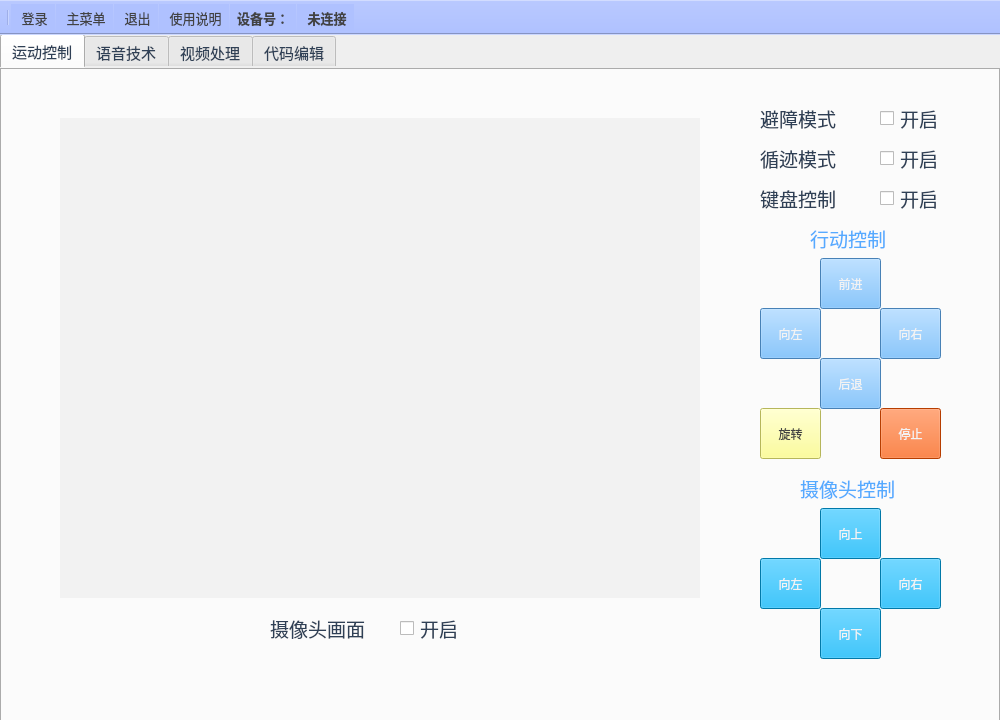
The window that ui/tankWindow.ui (Asan96/Car) describes before a commit, drawn with Qt 5.
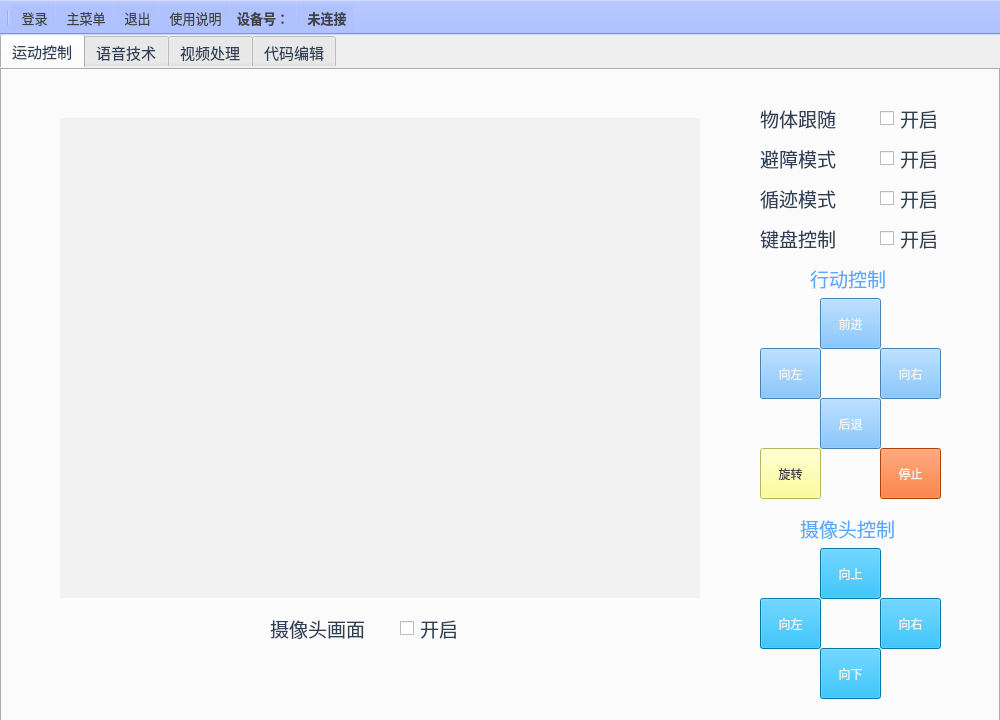
The same window after the commit. The open tabs and pages were chosen to show the change.

Commit message: 物体跟随功能添加

What changed in the file:
```diff
--- a/ui/tankWindow.ui
+++ b/ui/tankWindow.ui
@@ -102,7 +102,7 @@
       <property name="geometry">
        <rect>
         <x>880</x>
-        <y>40</y>
+        <y>80</y>
         <width>81</width>
         <height>21</height>
        </rect>
@@ -121,7 +121,7 @@
       <property name="geometry">
        <rect>
         <x>760</x>
-        <y>70</y>
+        <y>110</y>
         <width>91</width>
         <height>41</height>
        </rect>
@@ -140,7 +140,7 @@
       <property name="geometry">
        <rect>
         <x>820</x>
-        <y>290</y>
+        <y>330</y>
         <width>61</width>
         <height>51</height>
        </rect>
@@ -156,7 +156,7 @@
       <property name="geometry">
        <rect>
         <x>880</x>
-        <y>120</y>
+        <y>160</y>
         <width>81</width>
         <height>21</height>
        </rect>
@@ -175,7 +175,7 @@
       <property name="geometry">
        <rect>
         <x>880</x>
-        <y>80</y>
+        <y>120</y>
         <width>81</width>
         <height>21</height>
        </rect>
@@ -194,7 +194,7 @@
       <property name="geometry">
        <rect>
         <x>760</x>
-        <y>340</y>
+        <y>380</y>
         <width>61</width>
         <height>51</height>
        </rect>
@@ -210,7 +210,7 @@
       <property name="geometry">
        <rect>
         <x>760</x>
-        <y>240</y>
+        <y>280</y>
         <width>61</width>
         <height>51</height>
        </rect>
@@ -226,7 +226,7 @@
       <property name="geometry">
        <rect>
         <x>810</x>
-        <y>150</y>
+        <y>190</y>
         <width>91</width>
         <height>41</height>
        </rect>
@@ -248,7 +248,7 @@
       <property name="geometry">
        <rect>
         <x>880</x>
-        <y>490</y>
+        <y>530</y>
         <width>61</width>
         <height>51</height>
        </rect>
@@ -264,7 +264,7 @@
       <property name="geometry">
        <rect>
         <x>820</x>
-        <y>190</y>
+        <y>230</y>
         <width>61</width>
         <height>51</height>
        </rect>
@@ -283,7 +283,7 @@
       <property name="geometry">
        <rect>
         <x>820</x>
-        <y>440</y>
+        <y>480</y>
         <width>61</width>
         <height>51</height>
        </rect>
@@ -299,7 +299,7 @@
       <property name="geometry">
        <rect>
         <x>760</x>
-        <y>30</y>
+        <y>70</y>
         <width>91</width>
         <height>41</height>
        </rect>
@@ -318,7 +318,7 @@
       <property name="geometry">
        <rect>
         <x>880</x>
-        <y>340</y>
+        <y>380</y>
         <width>61</width>
         <height>51</height>
        </rect>
@@ -334,7 +334,7 @@
       <property name="geometry">
        <rect>
         <x>820</x>
-        <y>540</y>
+        <y>580</y>
         <width>61</width>
         <height>51</height>
        </rect>
@@ -350,7 +350,7 @@
       <property name="geometry">
        <rect>
         <x>760</x>
-        <y>110</y>
+        <y>150</y>
         <width>91</width>
         <height>41</height>
        </rect>
@@ -369,7 +369,7 @@
       <property name="geometry">
        <rect>
         <x>800</x>
-        <y>400</y>
+        <y>440</y>
         <width>111</width>
         <height>41</height>
        </rect>
@@ -391,7 +391,7 @@
       <property name="geometry">
        <rect>
         <x>760</x>
-        <y>490</y>
+        <y>530</y>
         <width>61</width>
         <height>51</height>
        </rect>
@@ -407,7 +407,7 @@
       <property name="geometry">
        <rect>
         <x>880</x>
-        <y>240</y>
+        <y>280</y>
         <width>61</width>
         <height>51</height>
        </rect>
@@ -473,6 +473,44 @@
        <string/>
       </property>
      </widget>
+     <widget class="QLabel" name="label_11">
+      <property name="geometry">
+       <rect>
+        <x>760</x>
+        <y>30</y>
+        <width>91</width>
+        <height>41</height>
+       </rect>
+      </property>
+      <property name="font">
+       <font>
+        <family>宋体</family>
+        <pointsize>14</pointsize>
+       </font>
+      </property>
+      <property name="text">
+       <string>物体跟随</string>
+      </property>
+     </widget>
+     <widget class="QCheckBox" name="follow">
+      <property name="geometry">
+       <rect>
+        <x>880</x>
+        <y>40</y>
+        <width>81</width>
+        <height>21</height>
+       </rect>
+      </property>
+      <property name="font">
+       <font>
+        <family>宋体</family>
+        <pointsize>14</pointsize>
+       </font>
+      </property>
+      <property name="text">
+       <string>开启</string>
+      </property>
+     </widget>
     </widget>
     <widget class="QWidget" name="tab_voice">
      <property name="styleSheet">
```
Left out of the diff: 2 changed lines with no effect on the pictures. The commit also changes 3 other files.
